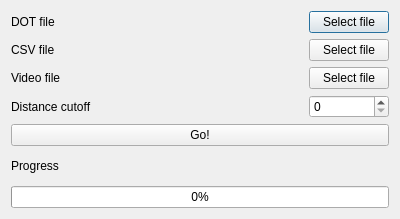
tmramalho/bigCellBrotherGUI, file views/videoprocessor.ui: the form before one commit.
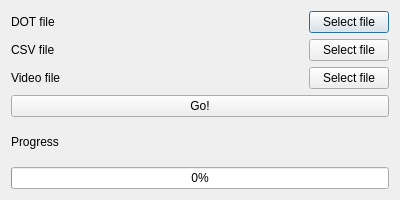
The form after the commit.

```diff
--- a/views/videoprocessor.ui
+++ b/views/videoprocessor.ui
@@ -7,7 +7,7 @@
     <x>0</x>
     <y>0</y>
     <width>400</width>
-    <height>219</height>
+    <height>200</height>
    </rect>
   </property>
   <property name="windowTitle">
@@ -29,7 +29,7 @@
        </property>
       </widget>
      </item>
-     <item row="6" column="0" colspan="2">
+     <item row="5" column="0" colspan="2">
       <widget class="QProgressBar" name="progressBar">
        <property name="sizePolicy">
         <sizepolicy hsizetype="Expanding" vsizetype="Fixed">
@@ -69,43 +69,20 @@
        </property>
       </widget>
      </item>
-     <item row="5" column="0">
+     <item row="4" column="0">
       <widget class="QLabel" name="label_3">
        <property name="text">
         <string>Progress</string>
        </property>
       </widget>
      </item>
-     <item row="4" column="0" colspan="2">
+     <item row="3" column="0" colspan="2">
       <widget class="QPushButton" name="goButton">
        <property name="text">
         <string>Go!</string>
        </property>
       </widget>
      </item>
-     <item row="3" column="0">
-      <widget class="QLabel" name="label">
-       <property name="toolTip">
-        <string>0 is no cutoff</string>
-       </property>
-       <property name="text">
-        <string>Distance cutoff</string>
-       </property>
-      </widget>
-     </item>
-     <item row="3" column="1">
-      <widget class="QSpinBox" name="spinBox">
-       <property name="sizePolicy">
-        <sizepolicy hsizetype="Preferred" vsizetype="Fixed">
-         <horstretch>0</horstretch>
-         <verstretch>0</verstretch>
-        </sizepolicy>
-       </property>
-       <property name="maximum">
-        <number>500000</number>
-       </property>
-      </widget>
-     </item>
      <item row="2" column="0">
       <widget class="QLabel" name="label_2">
        <property name="text">
```
